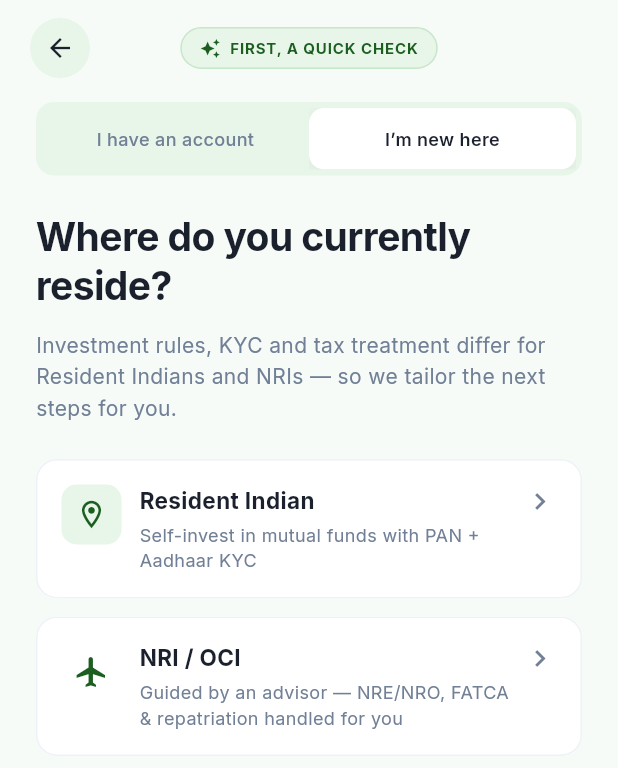
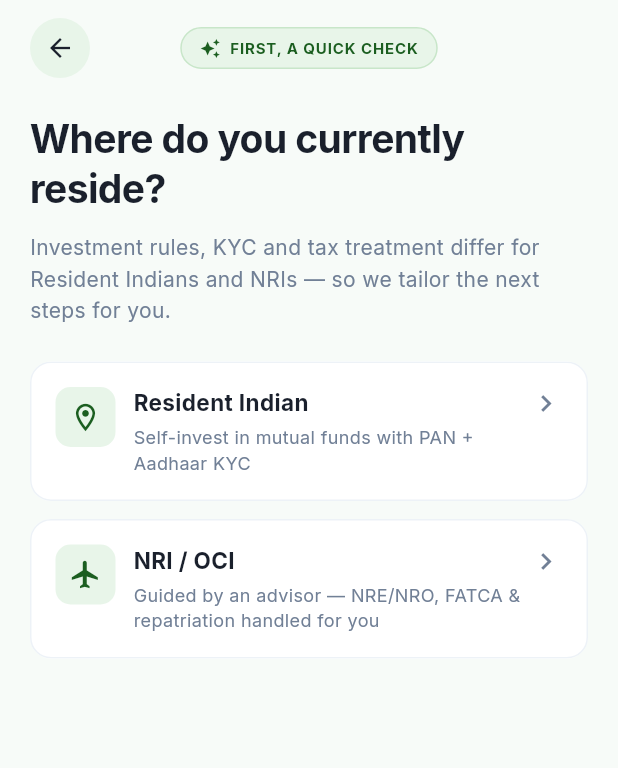
Before and after one commit to ebffintech/ramaniya_mobile, a Flutter app: the LoginScreen screen opened directly, after a tap on an icon or button, on a phone screen of 412 x 824 dp. Shown: the top 768 px of the screen. Run offline on Flutter 3.47's test engine with Material 3 defaults, Android fonts, the light colour scheme and no system bars; our stand-ins replace google_fonts.

Commit message:
step 1 of I m new here update

```diff
--- a/lib/screens/login_screen.dart
+++ b/lib/screens/login_screen.dart
@@ -1,6 +1,6 @@
 import 'package:flutter/material.dart';
 import 'package:ramaniya_mobile/core/theme/app_colors.dart';
-import 'package:ramaniya_mobile/widgets/residency_check_content.dart';
+import 'package:ramaniya_mobile/screens/residency_check_screen.dart';
 import 'package:ramaniya_mobile/widgets/screen_back_button.dart';
 
 class LoginScreen extends StatefulWidget {
@@ -13,7 +13,13 @@ class LoginScreen extends StatefulWidget {
 class _LoginScreenState extends State<LoginScreen> {
   static const _loginBackground = Color(0xFFF7FBF8);
 
-  bool _hasAccount = true;
+  void _openResidencyCheck() {
+    Navigator.of(context).push(
+      MaterialPageRoute<void>(
+        builder: (context) => const ResidencyCheckScreen(),
+      ),
+    );
+  }
 
   @override
   Widget build(BuildContext context) {
@@ -23,22 +29,11 @@ class _LoginScreenState extends State<LoginScreen> {
         child: Column(
           crossAxisAlignment: CrossAxisAlignment.stretch,
           children: [
-            Padding(
-              padding: const EdgeInsets.fromLTRB(20, 12, 20, 0),
-              child: _hasAccount
-                  ? const Align(
+            const Padding(
+              padding: EdgeInsets.fromLTRB(20, 12, 20, 0),
+              child: Align(
                 alignment: Alignment.centerLeft,
                 child: ScreenBackButton(),
-                    )
-                  : const Stack(
-                      alignment: Alignment.center,
-                      children: [
-                        Align(
-                          alignment: Alignment.centerLeft,
-                          child: ScreenBackButton(),
-                        ),
-                        ResidencyCheckTopBar(),
-                      ],
               ),
             ),
             Expanded(
@@ -47,14 +42,12 @@ class _LoginScreenState extends State<LoginScreen> {
                 child: Column(
                   crossAxisAlignment: CrossAxisAlignment.stretch,
                   children: [
-                    if (_hasAccount) const _LoginHeader(),
-                    if (_hasAccount) const SizedBox(height: 28),
+                    const _LoginHeader(),
+                    const SizedBox(height: 28),
                     _AuthTabSwitcher(
-                      hasAccount: _hasAccount,
-                      onChanged: (value) => setState(() => _hasAccount = value),
+                      onNewUserTap: _openResidencyCheck,
                     ),
                     const SizedBox(height: 24),
-                    if (_hasAccount) ...[
                     const _LoginFormFields(),
                     const SizedBox(height: 8),
                     Align(
@@ -91,8 +84,6 @@ class _LoginScreenState extends State<LoginScreen> {
                     const _SocialLoginSection(),
                     const SizedBox(height: 32),
                     const _LoginFooter(),
-                    ] else
-                      const ResidencyCheckContent(),
                   ],
                 ),
               ),
@@ -166,13 +157,9 @@ class _LoginHeader extends StatelessWidget {
 }
 
 class _AuthTabSwitcher extends StatelessWidget {
-  const _AuthTabSwitcher({
-    required this.hasAccount,
-    required this.onChanged,
-  });
+  const _AuthTabSwitcher({required this.onNewUserTap});
 
-  final bool hasAccount;
-  final ValueChanged<bool> onChanged;
+  final VoidCallback onNewUserTap;
 
   @override
   Widget build(BuildContext context) {
@@ -187,15 +174,15 @@ class _AuthTabSwitcher extends StatelessWidget {
           Expanded(
             child: _AuthTab(
               label: 'I have an account',
-              isActive: hasAccount,
-              onTap: () => onChanged(true),
+              isActive: true,
+              onTap: () {},
             ),
           ),
           Expanded(
             child: _AuthTab(
               label: 'I\u2019m new here',
-              isActive: !hasAccount,
-              onTap: () => onChanged(false),
+              isActive: false,
+              onTap: onNewUserTap,
             ),
           ),
         ],
--- /dev/null
+++ b/lib/screens/residency_check_screen.dart
@@ -0,0 +1,201 @@
+import 'package:flutter/material.dart';
+import 'package:ramaniya_mobile/core/theme/app_colors.dart';
+import 'package:ramaniya_mobile/screens/advisor_screen.dart';
+import 'package:ramaniya_mobile/widgets/screen_back_button.dart';
+
+class ResidencyCheckScreen extends StatelessWidget {
+  const ResidencyCheckScreen({super.key});
+
+  static const _screenBackground = Color(0xFFF7FBF8);
+
+  @override
+  Widget build(BuildContext context) {
+    return Scaffold(
+      backgroundColor: _screenBackground,
+      body: SafeArea(
+        child: Column(
+          crossAxisAlignment: CrossAxisAlignment.stretch,
+          children: [
+            Padding(
+              padding: const EdgeInsets.fromLTRB(20, 12, 20, 0),
+              child: Stack(
+                alignment: Alignment.center,
+                children: [
+                  const Align(
+                    alignment: Alignment.centerLeft,
+                    child: ScreenBackButton(),
+                  ),
+                  Container(
+                    padding: const EdgeInsets.symmetric(
+                      horizontal: 12,
+                      vertical: 6,
+                    ),
+                    decoration: BoxDecoration(
+                      color: AppColors.lightMintGreen,
+                      borderRadius: BorderRadius.circular(999),
+                      border: Border.all(color: AppColors.mintAccent),
+                    ),
+                    child: Row(
+                      mainAxisSize: MainAxisSize.min,
+                      children: [
+                        Icon(
+                          Icons.auto_awesome,
+                          size: 14,
+                          color: AppColors.primaryDarkGreen,
+                        ),
+                        const SizedBox(width: 6),
+                        Text(
+                          'FIRST, A QUICK CHECK',
+                          style: TextStyle(
+                            fontSize: 10,
+                            fontWeight: FontWeight.w700,
+                            letterSpacing: 0.6,
+                            color: AppColors.primaryDarkGreen,
+                          ),
+                        ),
+                      ],
+                    ),
+                  ),
+                ],
+              ),
+            ),
+            Expanded(
+              child: SingleChildScrollView(
+                padding: const EdgeInsets.fromLTRB(20, 24, 20, 24),
+                child: Column(
+                  crossAxisAlignment: CrossAxisAlignment.start,
+                  children: [
+                    const Text(
+                      'Where do you currently reside?',
+                      style: TextStyle(
+                        fontSize: 26,
+                        fontWeight: FontWeight.w700,
+                        height: 1.25,
+                        letterSpacing: -0.4,
+                        color: AppColors.headingDark,
+                      ),
+                    ),
+                    const SizedBox(height: 12),
+                    Text(
+                      'Investment rules, KYC and tax treatment differ for Resident Indians and NRIs \u2014 so we tailor the next steps for you.',
+                      style: TextStyle(
+                        fontSize: 14,
+                        height: 1.5,
+                        color: AppColors.bodyGray,
+                      ),
+                    ),
+                    const SizedBox(height: 24),
+                    _ResidencyOptionCard(
+                      icon: Icons.location_on_outlined,
+                      title: 'Resident Indian',
+                      subtitle:
+                          'Self-invest in mutual funds with PAN + Aadhaar KYC',
+                      onTap: () {},
+                    ),
+                    const SizedBox(height: 12),
+                    _ResidencyOptionCard(
+                      icon: Icons.flight_outlined,
+                      title: 'NRI / OCI',
+                      subtitle:
+                          'Guided by an advisor \u2014 NRE/NRO, FATCA & repatriation handled for you',
+                      onTap: () {
+                        Navigator.of(context).push(
+                          MaterialPageRoute<void>(
+                            builder: (context) => const AdvisorScreen(),
+                          ),
+                        );
+                      },
+                    ),
+                  ],
+                ),
+              ),
+            ),
+          ],
+        ),
+      ),
+    );
+  }
+}
+
+class _ResidencyOptionCard extends StatelessWidget {
+  const _ResidencyOptionCard({
+    required this.icon,
+    required this.title,
+    required this.subtitle,
+    required this.onTap,
+  });
+
+  final IconData icon;
+  final String title;
+  final String subtitle;
+  final VoidCallback onTap;
+
+  @override
+  Widget build(BuildContext context) {
+    return Material(
+      color: AppColors.white,
+      borderRadius: BorderRadius.circular(14),
+      child: InkWell(
+        onTap: onTap,
+        borderRadius: BorderRadius.circular(14),
+        child: Ink(
+          decoration: BoxDecoration(
+            color: AppColors.white,
+            borderRadius: BorderRadius.circular(14),
+            border: Border.all(color: AppColors.cardBorder),
+          ),
+          padding: const EdgeInsets.all(16),
+          child: Row(
+            crossAxisAlignment: CrossAxisAlignment.start,
+            children: [
+              Container(
+                width: 40,
+                height: 40,
+                alignment: Alignment.center,
+                decoration: BoxDecoration(
+                  color: AppColors.lightMintGreen,
+                  borderRadius: BorderRadius.circular(10),
+                ),
+                child: Icon(
+                  icon,
+                  size: 22,
+                  color: AppColors.primaryDarkGreen,
+                ),
+              ),
+              const SizedBox(width: 12),
+              Expanded(
+                child: Column(
+                  crossAxisAlignment: CrossAxisAlignment.start,
+                  children: [
+                    Text(
+                      title,
+                      style: const TextStyle(
+                        fontSize: 15,
+                        fontWeight: FontWeight.w700,
+                        color: AppColors.headingDark,
+                      ),
+                    ),
+                    const SizedBox(height: 4),
+                    Text(
+                      subtitle,
+                      style: TextStyle(
+                        fontSize: 12,
+                        height: 1.4,
+                        color: AppColors.bodyGray,
+                      ),
+                    ),
+                  ],
+                ),
+              ),
+              Icon(
+                Icons.chevron_right,
+                size: 22,
+                color: AppColors.bodyGray,
+              ),
+            ],
+          ),
+        ),
+      ),
+    );
+  }
+}
--- a/lib/widgets/residency_check_content.dart
+++ /dev/null
@@ -1,190 +0,0 @@
-import 'package:flutter/material.dart';
-import 'package:ramaniya_mobile/core/theme/app_colors.dart';
-import 'package:ramaniya_mobile/screens/advisor_screen.dart';
-
-class ResidencyCheckContent extends StatelessWidget {
-  const ResidencyCheckContent({super.key});
-
-  @override
-  Widget build(BuildContext context) {
-    return Column(
-      crossAxisAlignment: CrossAxisAlignment.start,
-      children: [
-        const Text(
-          'Where do you currently reside?',
-          style: TextStyle(
-            fontSize: 26,
-            fontWeight: FontWeight.w700,
-            height: 1.25,
-            letterSpacing: -0.4,
-            color: AppColors.headingDark,
-          ),
-        ),
-        const SizedBox(height: 12),
-        Text(
-          'Investment rules, KYC and tax treatment differ for Resident Indians and NRIs \u2014 so we tailor the next steps for you.',
-          style: TextStyle(
-            fontSize: 14,
-            height: 1.5,
-            color: AppColors.bodyGray,
-          ),
-        ),
-        const SizedBox(height: 24),
-        _ResidencyOptionCard(
-          icon: Icons.location_on_outlined,
-          iconHasBackground: true,
-          title: 'Resident Indian',
-          subtitle: 'Self-invest in mutual funds with PAN + Aadhaar KYC',
-          onTap: () {},
-        ),
-        const SizedBox(height: 12),
-        _ResidencyOptionCard(
-          icon: Icons.flight_outlined,
-          iconHasBackground: false,
-          title: 'NRI / OCI',
-          subtitle:
-              'Guided by an advisor \u2014 NRE/NRO, FATCA & repatriation handled for you',
-          onTap: () {
-            Navigator.of(context).push(
-              MaterialPageRoute<void>(
-                builder: (context) => const AdvisorScreen(),
-              ),
-            );
-          },
-        ),
-      ],
-    );
-  }
-}
-
-class ResidencyCheckTopBar extends StatelessWidget {
-  const ResidencyCheckTopBar({super.key});
-
-  @override
-  Widget build(BuildContext context) {
-    return Container(
-      padding: const EdgeInsets.symmetric(horizontal: 12, vertical: 6),
-      decoration: BoxDecoration(
-        color: AppColors.lightMintGreen,
-        borderRadius: BorderRadius.circular(999),
-        border: Border.all(color: AppColors.mintAccent),
-      ),
-      child: Row(
-        mainAxisSize: MainAxisSize.min,
-        children: [
-          Icon(
-            Icons.auto_awesome,
-            size: 14,
-            color: AppColors.primaryDarkGreen,
-          ),
-          const SizedBox(width: 6),
-          Text(
-            'FIRST, A QUICK CHECK',
-            style: TextStyle(
-              fontSize: 10,
-              fontWeight: FontWeight.w700,
-              letterSpacing: 0.6,
-              color: AppColors.primaryDarkGreen,
-            ),
-          ),
-        ],
-      ),
-    );
-  }
-}
-
-class _ResidencyOptionCard extends StatelessWidget {
-  const _ResidencyOptionCard({
-    required this.icon,
-    required this.iconHasBackground,
-    required this.title,
-    required this.subtitle,
-    required this.onTap,
-  });
-
-  final IconData icon;
-  final bool iconHasBackground;
-  final String title;
-  final String subtitle;
-  final VoidCallback onTap;
-
-  @override
-  Widget build(BuildContext context) {
-    return Material(
-      color: AppColors.white,
-      borderRadius: BorderRadius.circular(14),
-      child: InkWell(
-        onTap: onTap,
-        borderRadius: BorderRadius.circular(14),
-        child: Ink(
-          decoration: BoxDecoration(
-            color: AppColors.white,
-            borderRadius: BorderRadius.circular(14),
-            border: Border.all(color: AppColors.cardBorder),
-          ),
-          padding: const EdgeInsets.all(16),
-          child: Row(
-            crossAxisAlignment: CrossAxisAlignment.start,
-            children: [
-              if (iconHasBackground)
-                Container(
-                  width: 40,
-                  height: 40,
-                  alignment: Alignment.center,
-                  decoration: BoxDecoration(
-                    color: AppColors.lightMintGreen,
-                    borderRadius: BorderRadius.circular(10),
-                  ),
-                  child: Icon(
-                    icon,
-                    size: 22,
-                    color: AppColors.primaryDarkGreen,
-                  ),
-                )
-              else
-                SizedBox(
-                  width: 40,
-                  height: 40,
-                  child: Icon(
-                    icon,
-                    size: 24,
-                    color: AppColors.primaryDarkGreen,
-                  ),
-                ),
-              const SizedBox(width: 12),
-              Expanded(
-                child: Column(
-                  crossAxisAlignment: CrossAxisAlignment.start,
-                  children: [
-                    Text(
-                      title,
-                      style: const TextStyle(
-                        fontSize: 15,
-                        fontWeight: FontWeight.w700,
-                        color: AppColors.headingDark,
-                      ),
-                    ),
-                    const SizedBox(height: 4),
-                    Text(
-                      subtitle,
-                      style: TextStyle(
-                        fontSize: 12,
-                        height: 1.4,
-                        color: AppColors.bodyGray,
-                      ),
-                    ),
-                  ],
-                ),
-              ),
-              Icon(
-                Icons.chevron_right,
-                size: 22,
-                color: AppColors.bodyGray,
-              ),
-            ],
-          ),
-        ),
-      ),
-    );
-  }
-}
```
Lines whose indentation alone changed are shown as unchanged.
